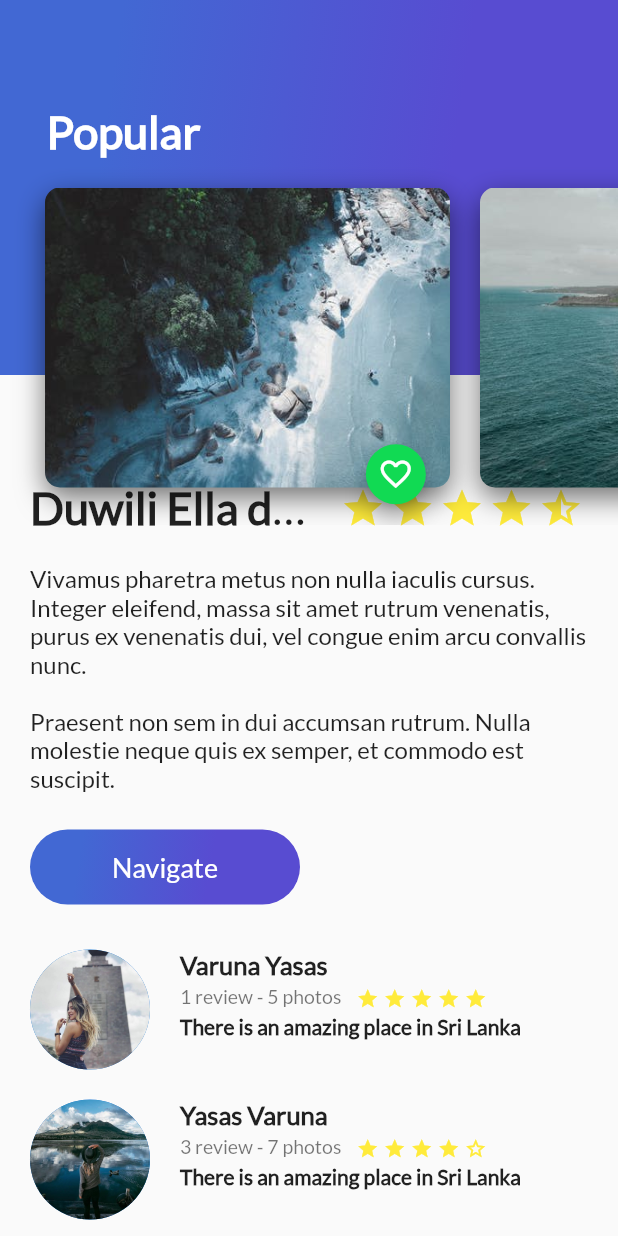
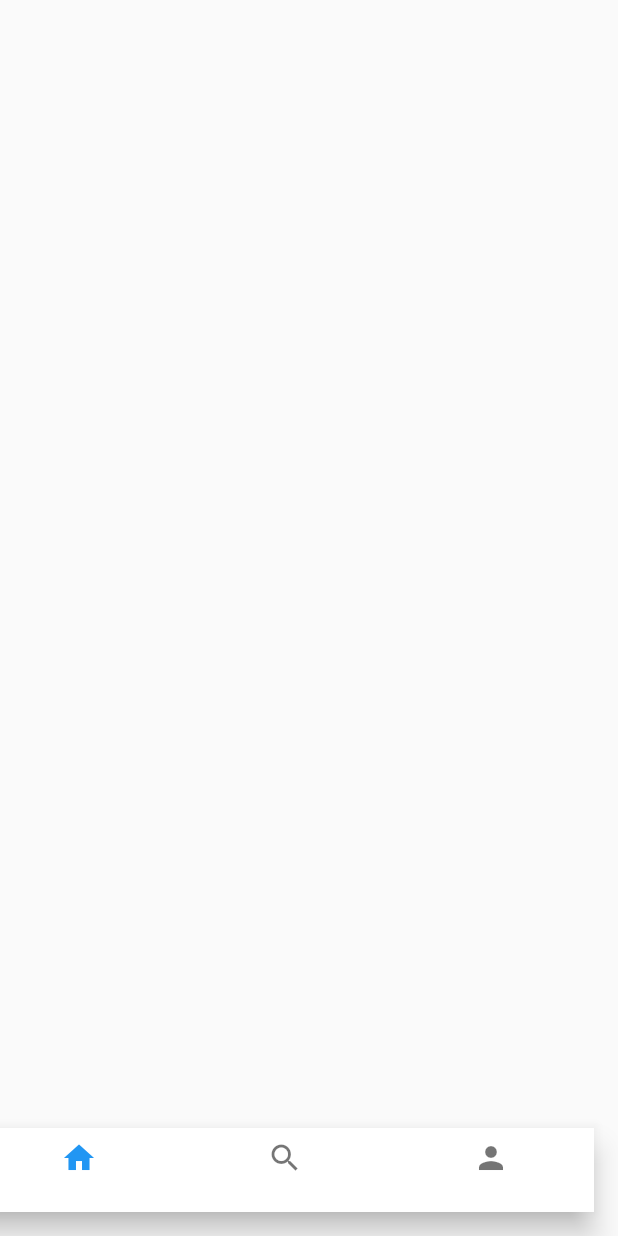
Before and after one commit to marcedroid/flutter_demo-travel, a Flutter app: the screen it shows after launch, on a phone screen of 412 x 824 dp. Run offline on Flutter 3.47's test engine with Material 2 defaults, Android fonts, the phone set to English and light mode, and no system bars.

Commit message:
Clase 33: Widgets BottomNavigationBar

```diff
--- a/lib/main.dart
+++ b/lib/main.dart
@@ -1,13 +1,11 @@
 import 'package:flutter/material.dart';
-import 'description_place.dart';
-import 'review_list.dart';
-import 'header.dart';
+import 'package:demo_travel/views/home/main_view.dart';
+import 'project_navigation.dart';
 
 void main() => runApp(MyApp());
 
 class MyApp extends StatelessWidget {
   // This widget is the root of your application.
-  String dataDescription = "Vivamus pharetra metus non nulla iaculis cursus. Integer eleifend, massa sit amet rutrum venenatis, purus ex venenatis dui, vel congue enim arcu convallis nunc.\n\nPraesent non sem in dui accumsan rutrum. Nulla molestie neque quis ex semper, et commodo est suscipit.";
 
   @override
   Widget build(BuildContext context) {
@@ -20,19 +18,9 @@ class MyApp extends StatelessWidget {
       home: Scaffold(
         //appBar: AppBar(title: Text("Flutter")),
         appBar: null,
-        body: Stack(
-          children: <Widget>[
-            ListView(
-              children: <Widget>[
-                OwcDescriptionPlace("Duwili Ella de fild feef",4.5,dataDescription),
-                OwcReviewList()
-              ],
-            ),
-
-            OwcHeader()
-          ],
-        )
+        body: ProjectNavigation()
       ),
     );
   }
+
 }
--- /dev/null
+++ b/lib/project_navigation.dart
@@ -0,0 +1,42 @@
+import 'package:flutter/material.dart';
+
+class ProjectNavigation extends StatefulWidget {
+
+  @override
+  State<StatefulWidget> createState() {
+    return _ProjectNavigation();
+  }
+
+}
+
+class _ProjectNavigation extends State<ProjectNavigation> {
+
+  @override
+  Widget build(BuildContext context) {
+    return Scaffold(
+      floatingActionButton: Theme(
+        data: Theme.of(context).copyWith(
+          canvasColor: Colors.white,
+          primaryColor: Colors.purple
+        ),
+        child: BottomNavigationBar(
+          items: [
+            BottomNavigationBarItem(
+              icon: Icon(Icons.home),
+              title: Container(height: 0.0)
+            ),
+            BottomNavigationBarItem(
+                icon: Icon(Icons.search),
+                title: Container(height: 0.0)
+            ),
+            BottomNavigationBarItem(
+              icon: Icon(Icons.person),
+              title: Container(height: 0.0)
+            )
+          ]
+        )
+      ),
+    );
+  }
+
+}
--- a/lib/card_image_list.dart
+++ b/lib/views/home/card_image_list.dart
@@ -1,5 +1,5 @@
 import 'package:flutter/material.dart';
-import 'card_image.dart';
+import 'package:demo_travel/views/home/card_image.dart';
 
 class OwcCardImageList extends StatelessWidget{
 
--- a/lib/description_place.dart
+++ b/lib/views/home/description_place.dart
@@ -1,6 +1,6 @@
 import 'package:flutter/material.dart';
-import 'stars_generator.dart';
-import 'custom_button.dart';
+import 'package:demo_travel/stars_generator.dart';
+import 'package:demo_travel/views/home/custom_button.dart';
 
 class OwcDescriptionPlace extends StatelessWidget{
 
--- /dev/null
+++ b/lib/views/home/main_view.dart
@@ -0,0 +1,24 @@
+import 'package:demo_travel/views/home/description_place.dart';
+import 'package:demo_travel/views/home/header.dart';
+import 'package:demo_travel/views/home/review_list.dart';
+import 'package:flutter/material.dart';
+
+class MainView extends StatelessWidget {
+  String dataDescription = "Vivamus pharetra metus non nulla iaculis cursus. Integer eleifend, massa sit amet rutrum venenatis, purus ex venenatis dui, vel congue enim arcu convallis nunc.\n\nPraesent non sem in dui accumsan rutrum. Nulla molestie neque quis ex semper, et commodo est suscipit.";
+
+  @override
+  Widget build(BuildContext context) {
+    return Stack(
+      children: <Widget>[
+        ListView(
+          children: <Widget>[
+            OwcDescriptionPlace("Duwili Ella de fild feef",4.5,dataDescription),
+            OwcReviewList()
+          ],
+        ),
+        OwcHeader()
+      ],
+    );
+  }
+
+}
--- a/lib/review.dart
+++ b/lib/views/home/review.dart
@@ -1,5 +1,5 @@
 import 'package:flutter/material.dart';
-import 'stars_generator.dart';
+import 'package:demo_travel/stars_generator.dart';
 
 class OwcReview extends StatelessWidget{
 
--- a/lib/review_list.dart
+++ b/lib/views/home/review_list.dart
@@ -1,5 +1,5 @@
 import 'package:flutter/material.dart';
-import 'review.dart';
+import 'package:demo_travel/views/home/review.dart';
 
 class OwcReviewList extends StatelessWidget{
   @override
```
Also changed, not shown: lib/views/home/card_image.dart (renamed from lib/card_image.dart), lib/views/home/custom_button.dart (renamed from lib/custom_button.dart), lib/views/home/gradient_back.dart (renamed from lib/gradient_back.dart), lib/views/home/header.dart (renamed from lib/header.dart), lib/views/home/heartButton.dart (renamed from lib/heartButton.dart).
